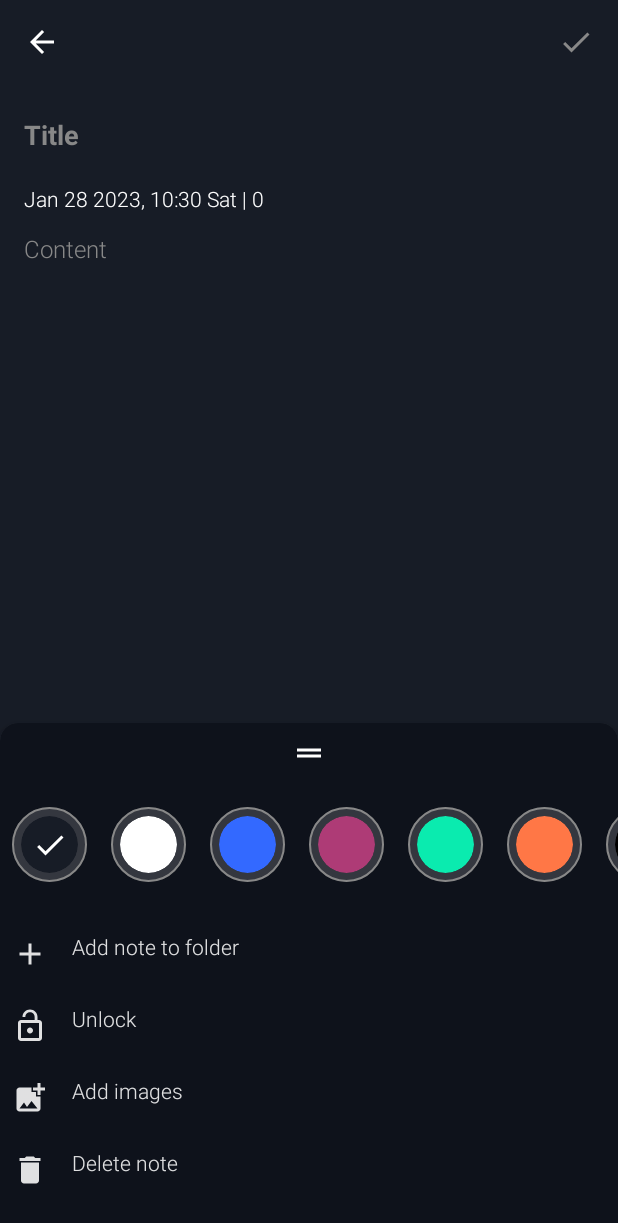
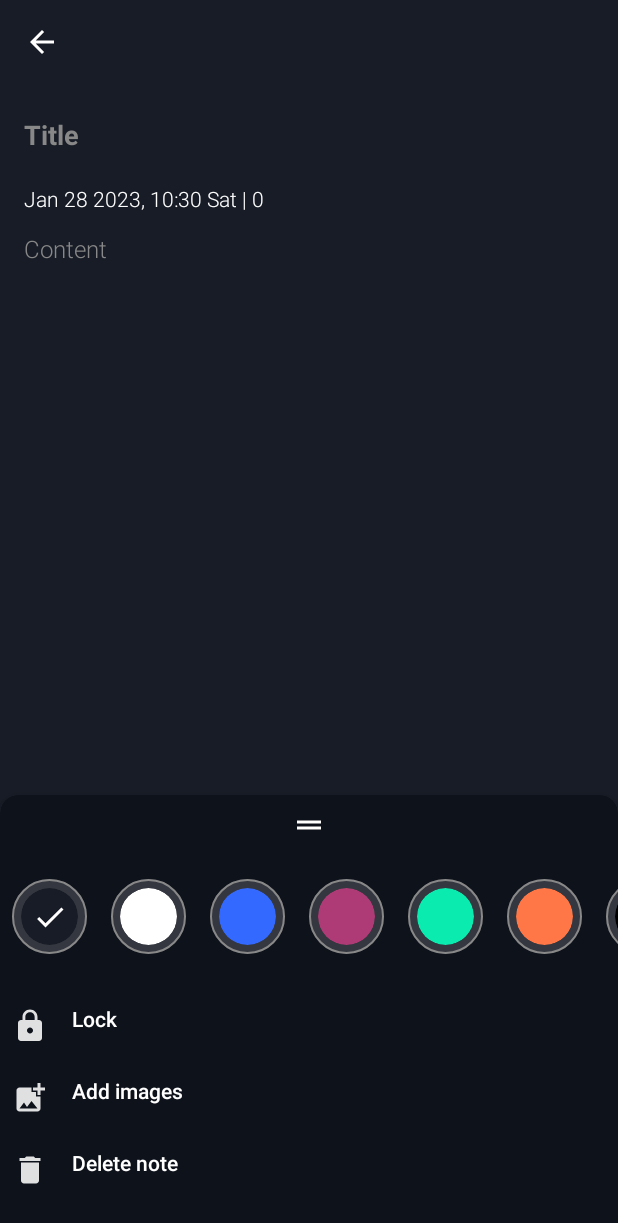
Before and after one commit to omarzer0/AZKeepIt, an Android app built with Jetpack Compose: the composable AddEditNoteScreen shown on its own in the app's theme, after a tap on "Drag", on a phone screen of 412 x 824 dp. Shown: the top 1223 px of the screen. Run offline under Robolectric (Android 15) with nearby library versions, the phone set to English and light mode, and no system bars; our stand-ins replace Dagger/Hilt's generated code, Room's generated code, accompanist; libraries missing offline, so code that uses them is left out: com.ramcosta.composedestinations; 5 statements that could not run were skipped.

Commit message:
Refactor and Add remove from note

```diff
--- a/app/build.gradle
+++ b/app/build.gradle
@@ -4,7 +4,6 @@
     id 'kotlin-kapt'
     id 'dagger.hilt.android.plugin'
     id 'kotlin-parcelize'
-//    id 'androidx.navigation.safeargs'
     // Search here by you kotlin version-> https://github.com/google/ksp/releases
     id 'com.google.devtools.ksp' version "1.7.20-1.0.8"
 }
@@ -136,7 +135,7 @@
     implementation "androidx.compose.material:material-icons-extended:$compose_version_1"
 }
 
-// Allow references to generated code
 kapt {
+    // Allow references to generated code
     correctErrorTypes true
 }
--- a/app/src/main/java/az/zero/azkeepit/ui/composables/CustomCreateDialog.kt
+++ b/app/src/main/java/az/zero/azkeepit/ui/composables/CustomCreateDialog.kt
@@ -1,6 +1,5 @@
 package az.zero.azkeepit.ui.composables
 
-import android.util.Log
 import androidx.compose.foundation.layout.Arrangement
 import androidx.compose.foundation.layout.Column
 import androidx.compose.foundation.layout.Spacer
@@ -78,8 +77,6 @@
         startBtnText = stringResource(id = R.string.enter),
         dismissAfterClickStartBtn = false,
         onStartBtnClick = {
-            Log.e("EnterNotePasswordDialog", "text: $text")
-            Log.e("EnterNotePasswordDialog", "password: ${uiNote.password}")
             if (text != uiNote.password) isError = true
             else onCorrectPasswordClick(uiNote)
         },
@@ -108,7 +105,7 @@
     onDismiss: () -> Unit,
 ) {
     var password by rememberSaveable { mutableStateOf("") }
-    var passwordVisible by rememberSaveable { mutableStateOf(false) }
+    var passwordVisible by remember { mutableStateOf(false) }
     var confirmPassword by rememberSaveable { mutableStateOf("") }
     var confirmPasswordVisible by rememberSaveable { mutableStateOf(false) }
     val isSetButtonEnabled by remember(openDialog) {
@@ -198,7 +195,14 @@
         endBtnEnabled = true,
         endBtnStyle = endBtnStyle,
         onEndBtnClick = onCancelClick,
-        onDismiss = onDismiss
+        onDismiss = {
+            password = ""
+            confirmPassword = ""
+            passwordVisible = false
+            confirmPasswordVisible = false
+            onDismiss()
+        }
+
     )
 
 }
--- a/app/src/main/java/az/zero/azkeepit/ui/composables/CustomDialog.kt
+++ b/app/src/main/java/az/zero/azkeepit/ui/composables/CustomDialog.kt
@@ -46,7 +46,7 @@
     endBtnText: String,
     textStyle: TextStyle = MaterialTheme.typography.h2.copy(color = MaterialTheme.colors.onBackground),
     onTextChange: (String) -> Unit,
-    isError: Boolean = true,
+    isError: Boolean = false,
     errorText: String? = null,
     startBtnEnabled: Boolean = true,
     dismissAfterClickStartBtn: Boolean = true,
--- a/app/src/main/java/az/zero/azkeepit/ui/composables/TextWithIcon.kt
+++ b/app/src/main/java/az/zero/azkeepit/ui/composables/TextWithIcon.kt
@@ -7,6 +7,7 @@
 import androidx.compose.runtime.Composable
 import androidx.compose.ui.Modifier
 import androidx.compose.ui.graphics.vector.ImageVector
+import androidx.compose.ui.text.TextStyle
 import androidx.compose.ui.text.style.TextOverflow
 import androidx.compose.ui.unit.dp
 
@@ -40,11 +41,14 @@
 fun HeaderText(
     modifier: Modifier = Modifier,
     text: String,
+    textStyle: TextStyle = MaterialTheme.typography.h3.copy(
+        color = MaterialTheme.colors.onBackground
+    ),
 ) {
     Text(
         modifier = modifier,
         text = text,
-        style = MaterialTheme.typography.body2,
+        style = textStyle,
         maxLines = 1,
         overflow = TextOverflow.Ellipsis
     )
--- a/app/src/main/java/az/zero/azkeepit/ui/screens/folder/details/FolderDetailsViewModel.kt
+++ b/app/src/main/java/az/zero/azkeepit/ui/screens/folder/details/FolderDetailsViewModel.kt
@@ -9,6 +9,7 @@
 import az.zero.azkeepit.data.repository.NoteRepository
 import az.zero.azkeepit.domain.mappers.UiFolder
 import az.zero.azkeepit.ui.screens.navArgs
+import az.zero.azkeepit.util.emptyUiFolder
 import dagger.hilt.android.lifecycle.HiltViewModel
 import kotlinx.coroutines.flow.MutableStateFlow
 import kotlinx.coroutines.flow.SharingStarted
@@ -97,24 +98,6 @@
     val shouldPopUp: Boolean = false,
 )
 
-val emptyUiFolder = UiFolder(
-    name = "",
-    createdAt = -1L,
-    folderId = -1L,
-    isSelected = false
-)
-
-//val emptyUiFolderWithUiNotes = UiFolderWithUiNotes(
-//    folder = null,
-//    noteWithFolders = emptyList()
-//)
-//
-//
-//val emptyUiFolderWithNotes = FolderWithNotes(
-//    folder = Folder("", -1L),
-//    notes = emptyList()
-//)
-
 data class FolderDetailsScreenArgs(
     val id: Long,
     val folderName: String,
--- a/app/src/main/java/az/zero/azkeepit/ui/screens/home/tab_screens/NotesScreen.kt
+++ b/app/src/main/java/az/zero/azkeepit/ui/screens/home/tab_screens/NotesScreen.kt
@@ -76,6 +76,7 @@
     BackHandler(enabled = bottomState.isVisible) {
         scope.launch { bottomState.hide() }
     }
+
 
     LaunchedEffect(key1 = state.isEditModeOn) {
         if (!state.isEditModeOn) scope.launch { bottomState.hide() }
--- a/app/src/main/java/az/zero/azkeepit/ui/screens/note/add_edit/AddEditNoteScreen.kt
+++ b/app/src/main/java/az/zero/azkeepit/ui/screens/note/add_edit/AddEditNoteScreen.kt
@@ -1,7 +1,6 @@
 package az.zero.azkeepit.ui.screens.note.add_edit
 
 import android.content.Intent
-import android.util.Log
 import androidx.activity.compose.BackHandler
 import androidx.activity.compose.rememberLauncherForActivityResult
 import androidx.activity.result.PickVisualMediaRequest
@@ -58,6 +57,7 @@
     val focusManager = LocalFocusManager.current
     val bottomState = rememberBottomSheetScaffoldState()
 
+    BackHandler { viewModel.saveNote() }
 
     BackHandler(
         enabled = bottomState.bottomSheetState.isExpanded
@@ -79,7 +79,6 @@
         startBtnText = stringResource(R.string.set_password),
         endBtnText = stringResource(id = R.string.cancel),
         onSetBtnClick = { password ->
-            Log.e("EnterNotePasswordDialog", "setPassword: $password")
             viewModel.updateIsLocked(isLocked = true, newPassword = password)
         },
         onDismiss = {
@@ -135,6 +134,8 @@
             AddEditBottomSheet(
                 isNoteLocked = state.note.isLocked,
                 isNewNote = state.isNoteNew,
+                isNoFolder = state.allFolders.isEmpty(),
+                doesNoteHasFolder = state.note.ownerUiFolder != null,
                 currentlySelectedColor = note.color,
                 onLockOrUnlockClick = {
                     if (note.isLocked)
@@ -145,6 +146,7 @@
                 onDismiss = { scope.launch { bottomState.bottomSheetState.collapse() } },
                 onAddFolderClick = { viewModel.changeSelectFolderDialogOpenState(isOpened = true) },
                 onColorSelect = viewModel::updateNoteColor,
+                onRemoveFromFolderClick = viewModel::removeNoteFromFolder,
                 onAddImagesClick = {
                     galleryLauncher.launch(PickVisualMediaRequest(ActivityResultContracts.PickVisualMedia.ImageOnly))
                 },
@@ -159,9 +161,8 @@
         topBar = {
             AddEditHeader(
                 backgroundColor = note.color,
-                onBackPressed = viewModel::onBackPressed,
+                onBackPressed = viewModel::saveNote,
                 saveEnabled = state.isSaveActive,
-                onDoneClick = viewModel::saveNote,
             )
         },
     ) { paddingValues ->
@@ -230,6 +231,7 @@
     modifier: Modifier = Modifier,
     isNoteLocked: Boolean,
     isNewNote: Boolean,
+    isNoFolder: Boolean,
     currentlySelectedColor: Color,
     backgroundColor: Color = MaterialTheme.colors.background,
     onDismiss: () -> Unit,
@@ -239,6 +241,8 @@
     onLockOrUnlockClick: () -> Unit,
     onAddImagesClick: () -> Unit,
     onDragClick: () -> Unit,
+    doesNoteHasFolder: Boolean,
+    onRemoveFromFolderClick: () -> Unit,
 ) {
     Column(
         modifier = modifier.background(backgroundColor)
@@ -265,6 +269,9 @@
         val items = addEditBottomSheetItems(
             isNoteLocked = isNoteLocked,
             isNewNote = isNewNote,
+            isNoFolder = isNoFolder,
+            doesNoteHasFolder = doesNoteHasFolder,
+            onRemoveFromFolderClick = onRemoveFromFolderClick,
             onAddNotToFolderClick = onAddFolderClick,
             onLockOrUnlockClick = onLockOrUnlockClick,
             onAddImagesClick = onAddImagesClick,
@@ -284,10 +291,13 @@
 fun addEditBottomSheetItems(
     isNoteLocked: Boolean,
     isNewNote: Boolean,
+    isNoFolder: Boolean,
     onAddNotToFolderClick: () -> Unit,
     onDeleteNoteClick: () -> Unit,
     onLockOrUnlockClick: () -> Unit,
     onAddImagesClick: () -> Unit,
+    doesNoteHasFolder: Boolean,
+    onRemoveFromFolderClick: () -> Unit,
 ): List<BottomSheetDateItem> {
 
     val list = mutableListOf<BottomSheetDateItem>()
@@ -298,6 +308,14 @@
         onClick = onAddNotToFolderClick
     )
 
+    val removeNoteFromFolder = BottomSheetDateItem(
+        title = stringResource(id = R.string.remove_note_from_folder),
+        imageVector = Icons.Filled.Remove,
+        iconContentDescription = stringResource(id = R.string.remove_note_from_folder),
+        onClick = onRemoveFromFolderClick
+    )
+
+
     val deleteNote = BottomSheetDateItem(
         title = stringResource(id = R.string.delete_note),
         imageVector = Icons.Filled.Delete,
@@ -306,10 +324,10 @@
     )
 
     val lockOrUnlockNote = BottomSheetDateItem(
-        title = if (isNoteLocked) stringResource(id = R.string.lock) else stringResource(id = R.string.unlock),
-        imageVector = if (isNoteLocked) Icons.Filled.Lock else Icons.Filled.LockOpen,
-        iconContentDescription = if (isNoteLocked) stringResource(id = R.string.lock)
-        else stringResource(id = R.string.unlock),
+        title = if (isNoteLocked) stringResource(id = R.string.unlock) else stringResource(id = R.string.lock),
+        imageVector = if (isNoteLocked) Icons.Filled.LockOpen else Icons.Filled.Lock,
+        iconContentDescription = if (isNoteLocked) stringResource(id = R.string.unlock)
+        else stringResource(id = R.string.lock),
         onClick = onLockOrUnlockClick,
         dismissAfterClick = false
     )
@@ -321,8 +339,10 @@
         onClick = onAddImagesClick
     )
 
-    list.addAll(listOf(addNoteToFolder, lockOrUnlockNote, addImages))
+    list.addAll(listOf(lockOrUnlockNote, addImages))
     if (!isNewNote) list.add(deleteNote)
+    if (!isNoFolder) list.add(addNoteToFolder)
+    if (doesNoteHasFolder) list.add(removeNoteFromFolder)
     return list
 }
 
@@ -364,27 +384,27 @@
     backgroundColor: Color,
     onBackPressed: () -> Unit,
     saveEnabled: Boolean,
-    onDoneClick: () -> Unit,
+//    onDoneClick: () -> Unit,
 ) {
     HeaderWithBackBtn(
         text = "",
         elevation = 0.dp,
         onBackPressed = onBackPressed,
         backgroundColor = backgroundColor,
-        actions = {
-            IconButton(
-                modifier = Modifier.mirror(),
-                enabled = saveEnabled,
-                onClick = onDoneClick
-            ) {
-                Icon(
-                    Icons.Filled.Done,
-                    stringResource(id = R.string.done),
-//                    tint = if (saveEnabled) MaterialTheme.colors.onBackground else Color.Gray,
-                    tint = backgroundColor.getCorrectLightOrDarkColor(isInActiveColor = saveEnabled.not()),
-                )
-            }
-        }
+//        actions = {
+//            IconButton(
+//                modifier = Modifier.mirror(),
+//                enabled = saveEnabled,
+//                onClick = onDoneClick
+//            ) {
+//                Icon(
+//                    Icons.Filled.Done,
+//                    stringResource(id = R.string.done),
+////                    tint = if (saveEnabled) MaterialTheme.colors.onBackground else Color.Gray,
+//                    tint = backgroundColor.getCorrectLightOrDarkColor(isInActiveColor = saveEnabled.not()),
+//                )
+//            }
+//        }
     )
 }
 
--- a/app/src/main/java/az/zero/azkeepit/ui/screens/note/add_edit/AddEditNoteViewModel.kt
+++ b/app/src/main/java/az/zero/azkeepit/ui/screens/note/add_edit/AddEditNoteViewModel.kt
@@ -1,7 +1,6 @@
 package az.zero.azkeepit.ui.screens.note.add_edit
 
 import android.net.Uri
-import android.util.Log
 import androidx.compose.foundation.ExperimentalFoundationApi
 import androidx.compose.ui.ExperimentalComposeUiApi
 import androidx.compose.ui.graphics.Color
@@ -19,6 +18,7 @@
 import az.zero.azkeepit.ui.screens.navArgs
 import az.zero.azkeepit.util.JDateTimeUtil
 import az.zero.azkeepit.util.combine
+import az.zero.azkeepit.util.emptyUiFolder
 import az.zero.azkeepit.util.folderInitialId
 import dagger.hilt.android.lifecycle.HiltViewModel
 import kotlinx.coroutines.flow.MutableStateFlow
@@ -44,7 +44,6 @@
     private val selectFolderDialogOpened = MutableStateFlow(false)
     private val isNotePasswordDialogOpened = MutableStateFlow(false)
 
-
     val state = combine(
         localUiNote,
         shouldPopUp,
@@ -53,8 +52,8 @@
         selectFolderDialogOpened,
         isNotePasswordDialogOpened
     ) {
-            localUiNote, shouldPopUp, isDeleteDialogOpened,
-            allFolders, isSelectFolderDialogOpened, isNotePasswordDialogOpened,
+            localUiNote, shouldPopUp, isDeleteDialogOpened, allFolders,
+            isSelectFolderDialogOpened, isNotePasswordDialogOpened,
         ->
         AddEditNoteState(
             note = localUiNote,
@@ -74,6 +73,11 @@
     )
 
     fun saveNote() = viewModelScope.launch {
+        if (!state.value.isSaveActive) {
+            shouldPopUp.emit(true)
+            return@launch
+        }
+
         val note = Note(
             title = state.value.note.title.trim(),
             content = state.value.note.content.trim(),
@@ -136,10 +140,6 @@
         if (deletedNoteId != -1) shouldPopUp.emit(true)
     }
 
-    fun onBackPressed() = viewModelScope.launch {
-        shouldPopUp.emit(true)
-    }
-
     fun addImages(newImages: List<Uri>) = viewModelScope.launch {
         val oldImages = localUiNote.value.images
         val newList = (oldImages + newImages).distinct()
@@ -150,6 +150,10 @@
         val oldImages = localUiNote.value.images.toMutableList()
         oldImages.remove(dataUri)
         localUiNote.emit(localUiNote.value.copy(images = oldImages))
+    }
+
+    fun removeNoteFromFolder() = viewModelScope.launch {
+        localUiNote.emit(localUiNote.value.copy(ownerUiFolder = null))
     }
 
     init {
--- a/app/src/main/java/az/zero/azkeepit/util/Constants.kt
+++ b/app/src/main/java/az/zero/azkeepit/util/Constants.kt
@@ -1,4 +1,6 @@
 package az.zero.azkeepit.util
+
+import az.zero.azkeepit.domain.mappers.UiFolder
 
 
 const val singleLineValue = 1
@@ -6,3 +8,9 @@
 const val folderInitialName = ""
 const val LONG_TEXT =
     "There are many variations of passages of Lorem Ipsum available, but the majority have suffered alteration in some form, by injected humour, or randomised words which don't look even slightly believable. If you are going to use a passage of Lorem Ipsum, you need to be sure there isn't anything embarrassing hidden in the middle of text. All the Lorem Ipsum generators on the Internet tend to repeat predefined chunks as necessary, making this the first true generator on the Internet. It uses a dictionary of over 200 Latin words, combined with a handful of model sentence structures, to generate Lorem Ipsum which looks reasonable. The generated Lorem Ipsum is therefore always free from repetition, injected humour, or non-characteristic words etc."
+val emptyUiFolder = UiFolder(
+    name = "",
+    createdAt = -1L,
+    folderId = -1L,
+    isSelected = false
+)
--- a/app/src/main/res/values/strings.xml
+++ b/app/src/main/res/values/strings.xml
@@ -49,4 +49,5 @@
     <string name="enter_note_password">Enter note\'s password</string>
     <string name="wrong_password">Wrong password</string>
     <string name="enter">Enter</string>
+    <string name="remove_note_from_folder">Remove note from this folder</string>
 </resources>
```
